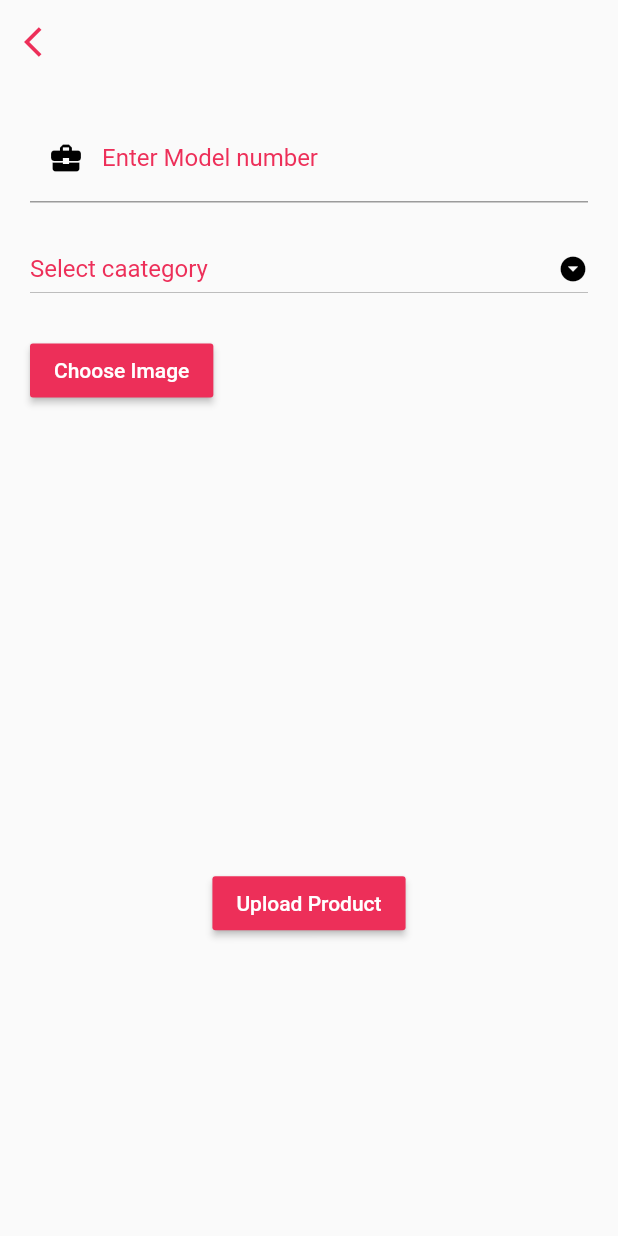
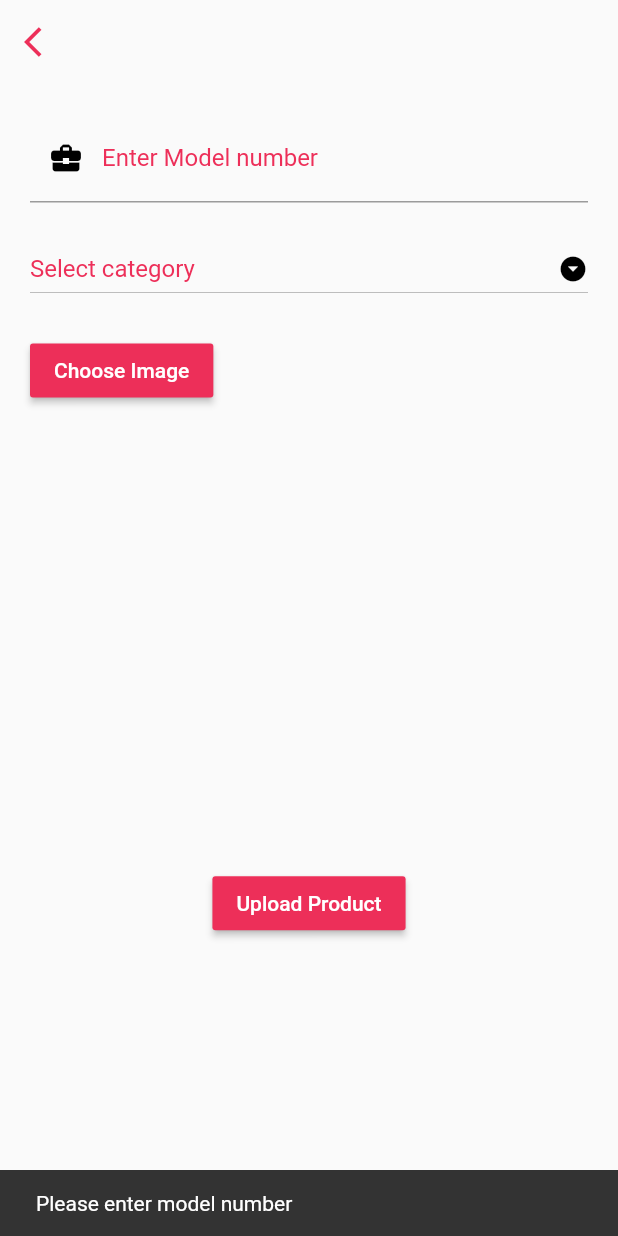
Before and after one commit to yashpaneliya/Astron-Bags, a Flutter app: the AddNewProduct screen opened directly, after a tap on "Upload Product", on a phone screen of 412 x 824 dp. Run offline on Flutter 3.47's test engine with Material 2 defaults, Android fonts, the phone set to English and light mode, and no system bars; our stand-ins replace cloud_firestore, firebase_auth, firebase_storage, image_picker; accounts and stored records are empty; network calls fail; Roboto replaces fonts that are missing (Raleway).

Commit message:
Minor improvements

```diff
--- a/lib/Screens/addNewProduct.dart
+++ b/lib/Screens/addNewProduct.dart
@@ -13,13 +13,16 @@ class AddNewProduct extends StatefulWidget {
 }
 
 class _AddNewProductState extends State<AddNewProduct> {
+  final scafkey = GlobalKey<ScaffoldState>();
+
   FirebaseAuth mauth;
   var selectedCategory;
   File imagefile;
   final picker = ImagePicker();
   TextEditingController tc;
-  Uri url;
+  String url;
   var model;
+  bool load;
 
   Future getImage() async {
     final pickedFile = await picker.getImage(source: ImageSource.gallery);
@@ -29,6 +32,9 @@ class _AddNewProductState extends State<AddNewProduct> {
   }
 
   Future uploadImage() async {
+    setState(() {
+      load = true;
+    });
     if (this.imagefile == null) {
       getImage();
       uploadImage();
@@ -36,11 +42,11 @@ class _AddNewProductState extends State<AddNewProduct> {
       FirebaseStorage storage = FirebaseStorage.instance;
       StorageReference ref = storage.ref().child("$selectedCategory/$model");
       StorageUploadTask task = ref.putFile(imagefile);
-      // if (task.isComplete || task.isSuccessful) {
-
-      // }
-
-      url = await ref.getDownloadURL().then((value) {
+      StorageTaskSnapshot tasksnap = await task.onComplete;
+      String tempurl = await ref.getDownloadURL();
+      setState(() {
+        url = tempurl;
+      });
       print(url);
       var map = <String, dynamic>{
         'imgLink': url.toString(),
@@ -53,25 +59,25 @@ class _AddNewProductState extends State<AddNewProduct> {
           .then((value) {
         Navigator.pop(context);
       });
-        return value;
-      });
     }
   }
 
   @override
   void initState() {
+    load = false;
     mauth = FirebaseAuth.instance;
     if (mauth.currentUser() == null) {
       mauth.signInAnonymously();
     }
     super.initState();
-    selectedCategory = "Select caategory";
+    selectedCategory = "Select category";
     tc = TextEditingController();
   }
 
   @override
   Widget build(BuildContext context) {
     return Scaffold(
+      key: scafkey,
       appBar: AppBar(
         elevation: 0.0,
         backgroundColor: Colors.transparent,
@@ -159,6 +165,15 @@ class _AddNewProductState extends State<AddNewProduct> {
                     ),
                   ),
                 ),
+                Center(
+                  child: Visibility(
+                    visible: load,
+                    child: CircularProgressIndicator(
+                      backgroundColor: astronColor,
+                      valueColor: AlwaysStoppedAnimation<Color>(Colors.white)
+                    ),
+                  ),
+                ),
                 Container(
                   margin: EdgeInsets.only(
                       top: 20.0, left: 20.0, right: 20.0, bottom: 20.0),
@@ -171,6 +186,16 @@ class _AddNewProductState extends State<AddNewProduct> {
                     margin: EdgeInsets.only(left: 20.0, right: 20.0, top: 20.0),
                     child: RaisedButton(
                       onPressed: () {
+                        if (tc.text.isEmpty) {
+                          scafkey.currentState.showSnackBar(SnackBar(
+                              content: Text('Please enter model number')));
+                          return;
+                        }
+                        if (selectedCategory == 'Select category') {
+                          scafkey.currentState.showSnackBar(SnackBar(
+                              content: Text('Please select a category')));
+                          return;
+                        }
                         uploadImage();
                       },
                       color: astronColor,
```
Lines whose indentation alone changed are shown as unchanged.
